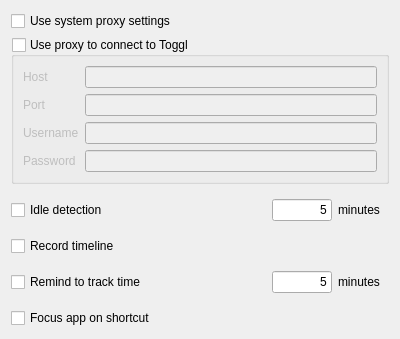
This is src/ui/linux/TogglDesktop/preferencesdialog.ui in toggl-open-source/toggldesktop as Qt 5 draws it before an edit. The edited form follows.
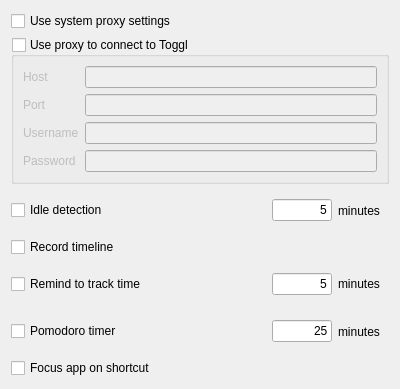
This is the edited form.

Commit message: Added Pomodoro Timer to linux (linux), #1683

Patch:
```diff
--- a/src/ui/linux/TogglDesktop/preferencesdialog.ui
+++ b/src/ui/linux/TogglDesktop/preferencesdialog.ui
@@ -7,7 +7,7 @@
     <x>0</x>
     <y>0</y>
     <width>400</width>
-    <height>338</height>
+    <height>389</height>
    </rect>
   </property>
   <property name="windowTitle">
@@ -206,6 +206,61 @@
      </layout>
     </widget>
    </item>
+   <item>
+    <widget class="QFrame" name="horizontalFrame">
+     <layout class="QHBoxLayout" name="pomodoroSettings">
+      <property name="leftMargin">
+       <number>0</number>
+      </property>
+      <item>
+       <widget class="QCheckBox" name="pomodoroTimer">
+        <property name="text">
+         <string>Pomodoro timer</string>
+        </property>
+       </widget>
+      </item>
+      <item>
+       <spacer name="horizontalSpacer_2">
+        <property name="orientation">
+         <enum>Qt::Horizontal</enum>
+        </property>
+        <property name="sizeHint" stdset="0">
+         <size>
+          <width>40</width>
+          <height>20</height>
+         </size>
+        </property>
+       </spacer>
+      </item>
+      <item>
+       <widget class="QLineEdit" name="pomodoroMinutes">
+        <property name="maximumSize">
+         <size>
+          <width>60</width>
+          <height>16777215</height>
+         </size>
+        </property>
+        <property name="text">
+         <string>25</string>
+        </property>
+        <property name="maxLength">
+         <number>3</number>
+        </property>
+        <property name="alignment">
+         <set>Qt::AlignRight|Qt::AlignTrailing|Qt::AlignVCenter</set>
+        </property>
+       </widget>
+      </item>
+      <item>
+       <widget class="QLabel" name="label_6">
+        <property name="text">
+         <string>minutes</string>
+        </property>
+       </widget>
+      </item>
+     </layout>
+    </widget>
+   </item>
    <item>
     <widget class="QCheckBox" name="focusAppOnShortcut">
      <property name="text">
```
The commit also changes 6 other files.
